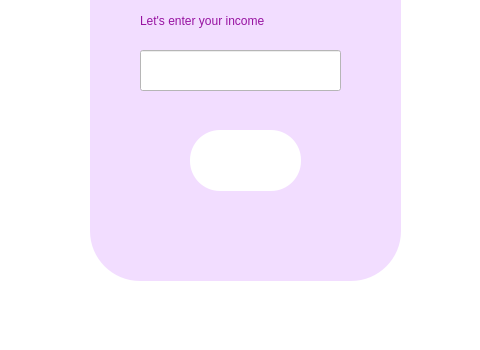
First picture: the form in newincome.ui, repository Nirjaraa/spendwise, before the edit; both pictures show x 480 to 960 and y 190 to 540 of the 960 by 540 pixel window.
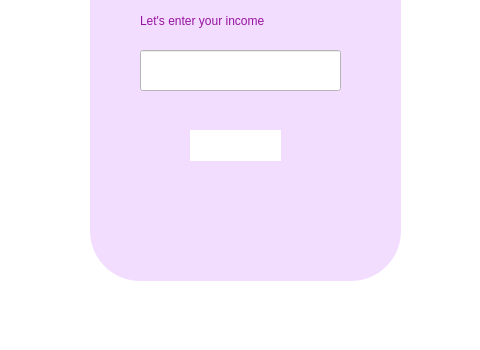
Second picture: the form after the edit. Icons and pictures are not drawn.

```diff
--- a/newincome.ui
+++ b/newincome.ui
@@ -67,8 +67,8 @@
      <rect>
       <x>670</x>
       <y>320</y>
-      <width>111</width>
-      <height>61</height>
+      <width>91</width>
+      <height>31</height>
      </rect>
     </property>
     <property name="styleSheet">
```
